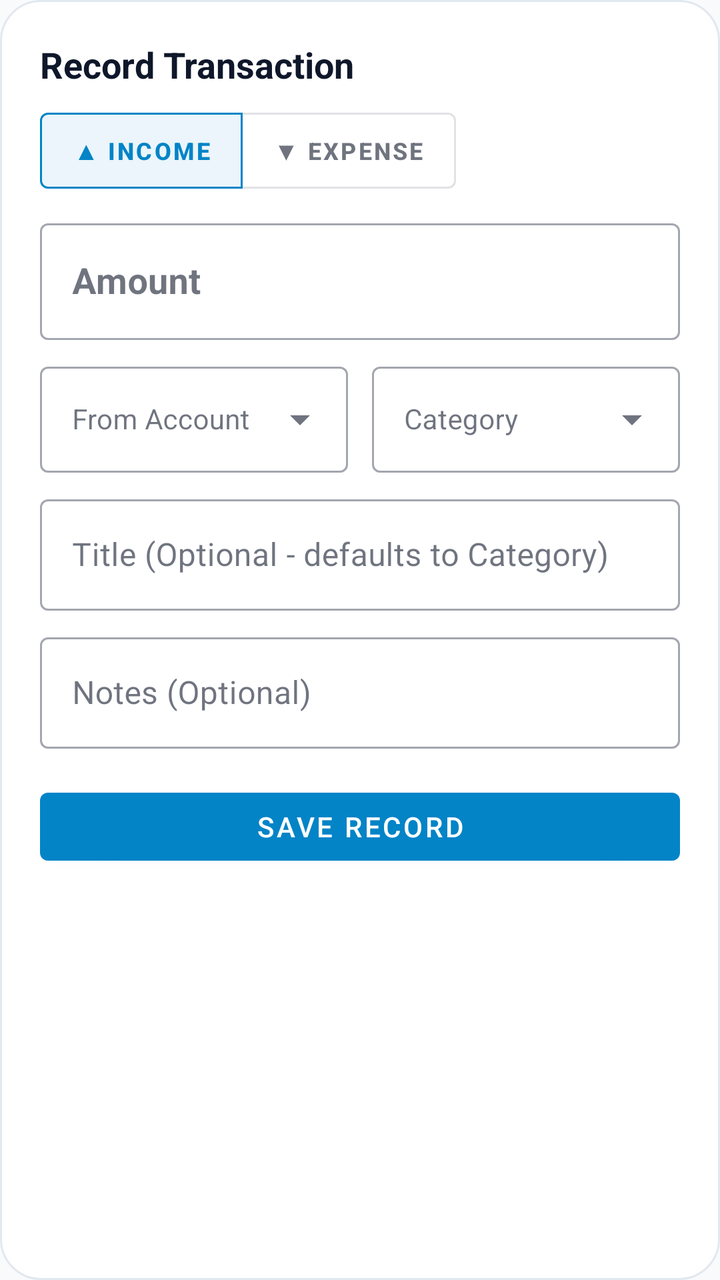
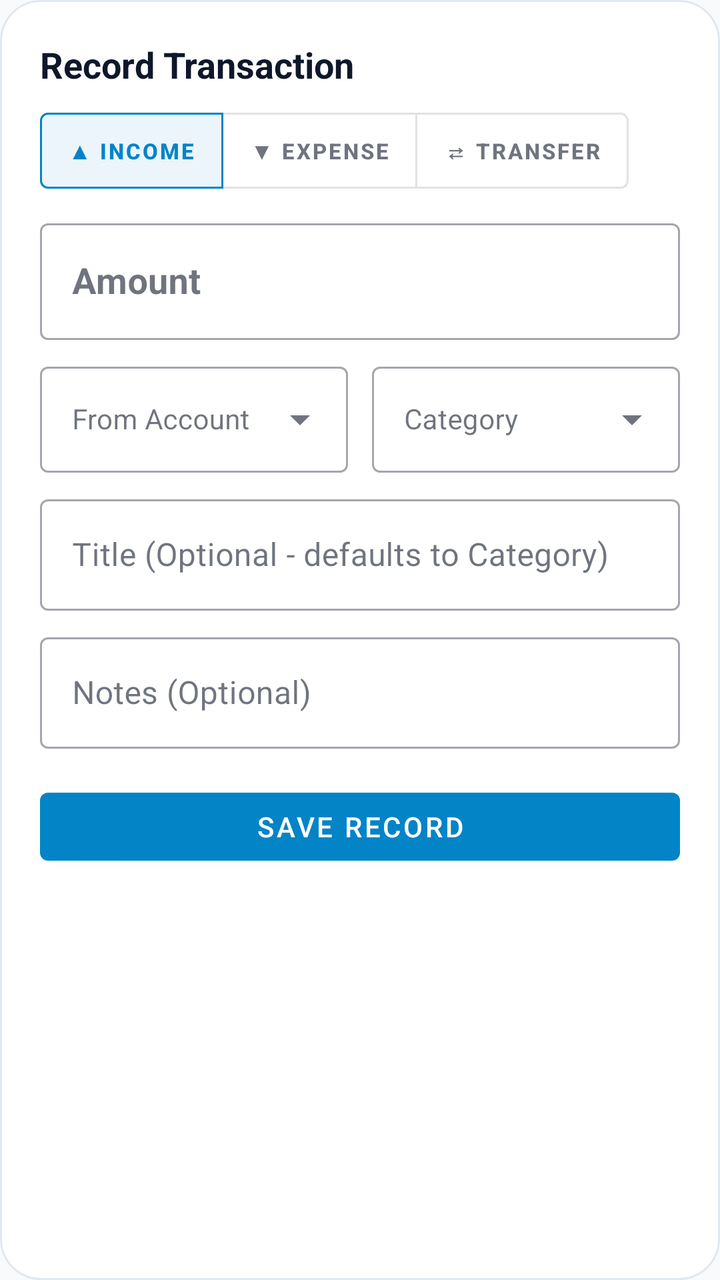

Compare the two renders of this Android layout. The source of the first and the diff that turns it into the second are given below.
<!-- AndroidManifest.xml: application theme Theme.LifeSync -->
<!-- res/layout/dialog_add_transaction.xml -->
<?xml version="1.0" encoding="utf-8"?>
<androidx.core.widget.NestedScrollView xmlns:android="http://schemas.android.com/apk/res/android"
    xmlns:app="http://schemas.android.com/apk/res-auto"
    android:layout_width="match_parent"
    android:layout_height="wrap_content"
    android:background="@drawable/bg_dialog_glass"
    android:isScrollContainer="true"
    android:fillViewport="true">

    <LinearLayout
        android:layout_width="match_parent"
        android:layout_height="wrap_content"
        android:orientation="vertical"
        android:padding="20dp"
        android:paddingBottom="28dp">

        <TextView
            android:layout_width="wrap_content"
            android:layout_height="wrap_content"
            android:text="Record Transaction"
            android:textColor="@color/text_primary"
            android:textSize="18sp"
            android:textStyle="bold" />

        
        <com.google.android.material.button.MaterialButtonToggleGroup
            android:id="@+id/toggleTxType"
            android:layout_width="wrap_content"
            android:layout_height="wrap_content"
            android:layout_marginTop="12dp"
            app:checkedButton="@id/btnTypeIncome"
            app:singleSelection="true">

            <com.google.android.material.button.MaterialButton
                android:id="@+id/btnTypeIncome"
                style="@style/Widget.MaterialComponents.Button.OutlinedButton"
                android:layout_width="wrap_content"
                android:layout_height="38dp"
                android:insetTop="0dp"
                android:insetBottom="0dp"
                android:paddingHorizontal="16dp"
                android:text="▲ INCOME"
                android:textSize="12sp"
                android:textStyle="bold" />

            <com.google.android.material.button.MaterialButton
                android:id="@+id/btnTypeExpense"
                style="@style/Widget.MaterialComponents.Button.OutlinedButton"
                android:layout_width="wrap_content"
                android:layout_height="38dp"
                android:insetTop="0dp"
                android:insetBottom="0dp"
                android:paddingHorizontal="16dp"
                android:text="▼ EXPENSE"
                android:textSize="12sp"
                android:textStyle="bold" />
        </com.google.android.material.button.MaterialButtonToggleGroup>

        
        <com.google.android.material.textfield.TextInputLayout
            android:id="@+id/tilTxAmount"
            style="@style/Widget.MaterialComponents.TextInputLayout.OutlinedBox"
            android:layout_width="match_parent"
            android:layout_height="wrap_content"
            android:layout_marginTop="12dp"
            android:hint="Amount">

            <com.google.android.material.textfield.TextInputEditText
                android:id="@+id/etTxAmount"
                android:layout_width="match_parent"
                android:layout_height="wrap_content"
                android:inputType="numberDecimal"
                android:textSize="18sp"
                android:textStyle="bold" />
        </com.google.android.material.textfield.TextInputLayout>

        
        <LinearLayout
            android:layout_width="match_parent"
            android:layout_height="wrap_content"
            android:layout_marginTop="8dp"
            android:orientation="horizontal">

            <com.google.android.material.textfield.TextInputLayout
                android:id="@+id/tilTxCard"
                style="@style/Widget.MaterialComponents.TextInputLayout.OutlinedBox.ExposedDropdownMenu"
                android:layout_width="0dp"
                android:layout_height="wrap_content"
                android:layout_marginEnd="6dp"
                android:layout_weight="1"
                android:hint="From Account">

                <AutoCompleteTextView
                    android:id="@+id/actvTxCard"
                    android:layout_width="match_parent"
                    android:layout_height="wrap_content"
                    android:inputType="none"
                    android:maxLines="1"
                    android:singleLine="true"
                    android:textColor="@color/text_primary"
                    android:textSize="14sp" />
            </com.google.android.material.textfield.TextInputLayout>

            <com.google.android.material.textfield.TextInputLayout
                android:id="@+id/tilTxCategory"
                style="@style/Widget.MaterialComponents.TextInputLayout.OutlinedBox.ExposedDropdownMenu"
                android:layout_width="0dp"
                android:layout_height="wrap_content"
                android:layout_marginStart="6dp"
                android:layout_weight="1"
                android:hint="Category">

                <AutoCompleteTextView
                    android:id="@+id/actvTxCategory"
                    android:layout_width="match_parent"
                    android:layout_height="wrap_content"
                    android:completionThreshold="1"
                    android:inputType="textCapWords"
                    android:maxLines="1"
                    android:singleLine="true"
                    android:imeOptions="actionDone"
                    android:textColor="@color/text_primary"
                    android:textSize="14sp" />
            </com.google.android.material.textfield.TextInputLayout>
        </LinearLayout>

        
        <com.google.android.material.chip.Chip
            android:id="@+id/chipCreateCategory"
            style="@style/Widget.MaterialComponents.Chip.Action"
            android:layout_width="wrap_content"
            android:layout_height="wrap_content"
            android:layout_marginTop="4dp"
            android:visibility="gone"
            android:text="➕ Add New Category"
            android:textColor="#0284C7"
            app:chipIcon="@drawable/ic_add"
            app:chipIconTint="#0284C7"
            app:chipStrokeColor="#0284C7"
            app:chipStrokeWidth="1dp" />

        
        <Spinner
            android:id="@+id/spTxCategory"
            android:layout_width="0dp"
            android:layout_height="0dp"
            android:visibility="gone" />

        <Spinner
            android:id="@+id/spTxCard"
            android:layout_width="0dp"
            android:layout_height="0dp"
            android:visibility="gone" />

        
        <com.google.android.material.textfield.TextInputLayout
            style="@style/Widget.MaterialComponents.TextInputLayout.OutlinedBox"
            android:layout_width="match_parent"
            android:layout_height="wrap_content"
            android:layout_marginTop="8dp"
            android:hint="Title (Optional - defaults to Category)">

            <com.google.android.material.textfield.TextInputEditText
                android:id="@+id/etTxTitle"
                android:layout_width="match_parent"
                android:layout_height="wrap_content" />
        </com.google.android.material.textfield.TextInputLayout>

        
        <com.google.android.material.textfield.TextInputLayout
            style="@style/Widget.MaterialComponents.TextInputLayout.OutlinedBox"
            android:layout_width="match_parent"
            android:layout_height="wrap_content"
            android:layout_marginTop="8dp"
            android:hint="Notes (Optional)">

            <com.google.android.material.textfield.TextInputEditText
                android:id="@+id/etTxNotes"
                android:layout_width="match_parent"
                android:layout_height="wrap_content" />
        </com.google.android.material.textfield.TextInputLayout>

        
        <com.google.android.material.button.MaterialButton
            android:id="@+id/btnSaveTx"
            android:layout_width="match_parent"
            android:layout_height="46dp"
            android:layout_marginTop="16dp"
            android:text="Save Record" />

    </LinearLayout>

</androidx.core.widget.NestedScrollView>
<!-- resources referenced by this layout -->
<resources>
  <color name="text_primary">#0F172A</color>
  <!-- drawable bg_dialog_glass (drawable) -->
  <?xml version="1.0" encoding="utf-8"?>
  <shape xmlns:android="http://schemas.android.com/apk/res/android"
      android:shape="rectangle">
      <corners android:radius="20dp" />
      <solid android:color="@color/surface" />
      <stroke
          android:width="1dp"
          android:color="@color/card_stroke" />
  </shape>
  <!-- drawable ic_add (drawable) -->
  <vector xmlns:android="http://schemas.android.com/apk/res/android"
      android:width="24dp"
      android:height="24dp"
      android:viewportWidth="24"
      android:viewportHeight="24">
      <path
          android:fillColor="#000000"
          android:pathData="M19,13h-6v6h-2v-6H5v-2h6V5h2v6h6v2z"/>
  </vector>
  <style name="Theme.LifeSync" parent="Theme.MaterialComponents.DayNight.NoActionBar">
          <item name="colorPrimary">@color/primary</item>
          <item name="colorPrimaryVariant">@color/primary_variant</item>
          <item name="colorOnPrimary">@color/on_primary</item>
          <item name="colorSecondary">@color/secondary</item>
          <item name="colorSecondaryVariant">@color/secondary_variant</item>
          <item name="colorOnSecondary">@color/on_secondary</item>
          <item name="colorSurface">@color/surface</item>
          <item name="colorOnSurface">@color/text_primary</item>
          <item name="colorOnBackground">@color/text_primary</item>
          <item name="colorOnSurfaceVariant">@color/text_secondary</item>
          <item name="android:colorBackground">@color/background</item>
          <item name="android:windowBackground">@color/background</item>
          <item name="android:textColorPrimary">@color/text_primary</item>
          <item name="android:textColorSecondary">@color/text_secondary</item>
          <item name="android:statusBarColor">@color/background</item>
          <item name="android:windowLightStatusBar">true</item>
          <item name="android:navigationBarColor">@color/background</item>
          <item name="materialCardViewStyle">@style/CardElevationRounded</item>
          <item name="android:textViewStyle">@style/DuoRhythmTextView</item>
          <item name="android:editTextStyle">@style/DuoRhythmEditText</item>
          <item name="editTextStyle">@style/DuoRhythmEditText</item>
      </style>
  <color name="surface">#FFFFFF</color>
  <color name="card_stroke">#E2E8F0</color>
  <color name="primary">#0284C7</color>
  <color name="primary_variant">#0369A1</color>
  <color name="on_primary">#FFFFFF</color>
  <color name="secondary">#7C3AED</color>
  <color name="secondary_variant">#6D28D9</color>
  <color name="on_secondary">#FFFFFF</color>
  <color name="text_secondary">#64748B</color>
  <color name="background">#F8FAFC</color>
  <style name="CardElevationRounded" parent="Widget.MaterialComponents.CardView">
          <item name="cardCornerRadius">22dp</item>
          <item name="cardElevation">2dp</item>
          <item name="strokeWidth">1dp</item>
          <item name="strokeColor">@color/card_stroke</item>
          <item name="cardBackgroundColor">@color/surface_card</item>
      </style>
  <style name="DuoRhythmTextView" parent="android:Widget.TextView">
          <item name="android:lineSpacingExtra">2dp</item>
          <item name="android:fontFamily">sans-serif</item>
          <item name="android:includeFontPadding">true</item>
      </style>
  <style name="DuoRhythmEditText" parent="android:Widget.EditText">
          <item name="android:lineSpacingExtra">2dp</item>
          <item name="android:fontFamily">sans-serif</item>
          <item name="android:includeFontPadding">true</item>
          <item name="android:textColor">@color/text_primary</item>
          <item name="android:textColorHint">@color/text_secondary</item>
      </style>
  <color name="surface_card">#FFFFFF</color>
</resources>

<!-- the commit's change to res/layout/dialog_add_transaction.xml (unified diff, before → after) -->
@@ -38,9 +38,9 @@
                 android:layout_height="38dp"
                 android:insetTop="0dp"
                 android:insetBottom="0dp"
-                android:paddingHorizontal="16dp"
+                android:paddingHorizontal="14dp"
                 android:text="▲ INCOME"
-                android:textSize="12sp"
+                android:textSize="11sp"
                 android:textStyle="bold" />
 
             <com.google.android.material.button.MaterialButton
@@ -50,9 +50,21 @@
                 android:layout_height="38dp"
                 android:insetTop="0dp"
                 android:insetBottom="0dp"
-                android:paddingHorizontal="16dp"
+                android:paddingHorizontal="14dp"
                 android:text="▼ EXPENSE"
-                android:textSize="12sp"
+                android:textSize="11sp"
+                android:textStyle="bold" />
+
+            <com.google.android.material.button.MaterialButton
+                android:id="@+id/btnTypeTransfer"
+                style="@style/Widget.MaterialComponents.Button.OutlinedButton"
+                android:layout_width="wrap_content"
+                android:layout_height="38dp"
+                android:insetTop="0dp"
+                android:insetBottom="0dp"
+                android:paddingHorizontal="14dp"
+                android:text="⇄ TRANSFER"
+                android:textSize="11sp"
                 android:textStyle="bold" />
         </com.google.android.material.button.MaterialButtonToggleGroup>
 
@@ -92,6 +104,27 @@
 
                 <AutoCompleteTextView
                     android:id="@+id/actvTxCard"
+                    android:layout_width="match_parent"
+                    android:layout_height="wrap_content"
+                    android:inputType="none"
+                    android:maxLines="1"
+                    android:singleLine="true"
+                    android:textColor="@color/text_primary"
+                    android:textSize="14sp" />
+            </com.google.android.material.textfield.TextInputLayout>
+
+            <com.google.android.material.textfield.TextInputLayout
+                android:id="@+id/tilTxToAccount"
+                style="@style/Widget.MaterialComponents.TextInputLayout.OutlinedBox.ExposedDropdownMenu"
+                android:layout_width="0dp"
+                android:layout_height="wrap_content"
+                android:layout_marginStart="6dp"
+                android:layout_weight="1"
+                android:visibility="gone"
+                android:hint="To Account">
+
+                <AutoCompleteTextView
+                    android:id="@+id/actvTxToAccount"
                     android:layout_width="match_parent"
                     android:layout_height="wrap_content"
                     android:inputType="none"
